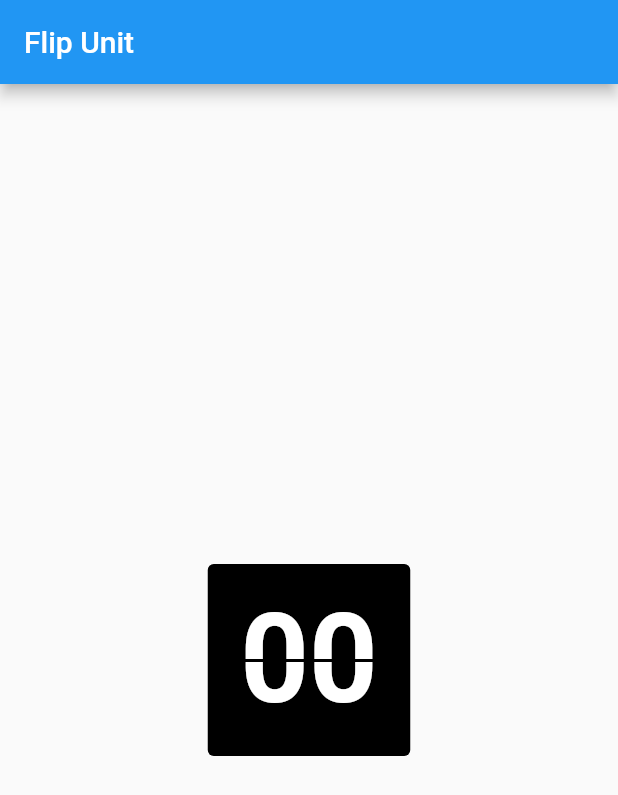
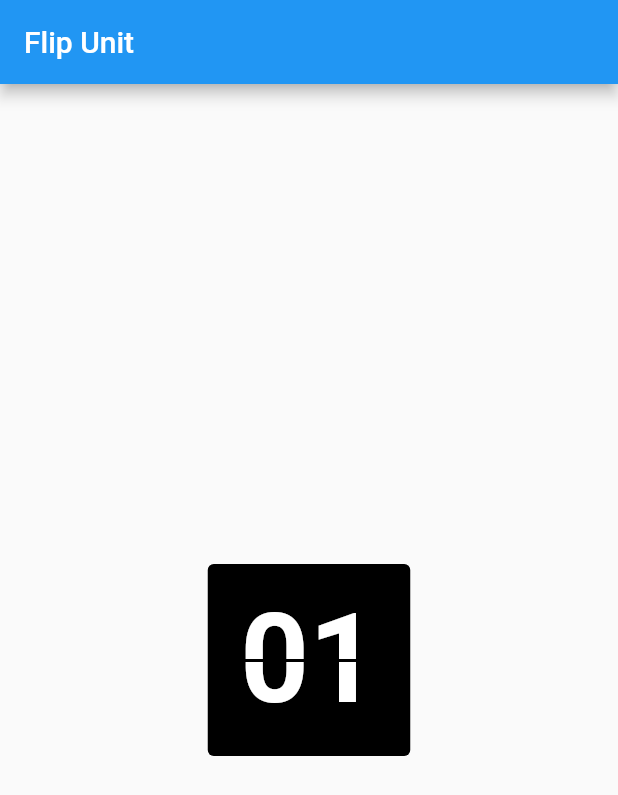
Before and after one commit to mahasak/bigbear_pomodoro_flutter, a Flutter app: the screen it shows after launch, on a phone screen of 412 x 824 dp. Shown: the top 795 px of the screen. Run offline on Flutter 3.47's test engine with Material 2 defaults, Android fonts, the phone set to English and light mode, and no system bars.

Commit message:
refactor flipunit to recieve parameter

```diff
--- a/lib/flipunit.dart
+++ b/lib/flipunit.dart
@@ -5,32 +5,11 @@ import 'dart:async';
 
 class FlipWidget extends StatelessWidget {
   Widget child;
+  final int digit;
 
-  FlipWidget({Key key, this.child}) : super(key: key);
+  FlipWidget({Key key, this.child, this.digit}) : super(key: key);
 
-  Widget v(BuildContext ctx) {
-    return Row(mainAxisAlignment: MainAxisAlignment.center, children: [
-          FlipWidget(
-              child: Text(
-            '0',
-            style: TextStyle(
-                fontWeight: FontWeight.bold,
-                fontSize: 80.0,
-                color: Colors.white),
-          )),
-          Padding(
-            padding: EdgeInsets.only(left: 2.0),
-          ),
-          FlipWidget(
-              child: Text(
-            '1',
-            style: TextStyle(
-                fontWeight: FontWeight.bold,
-                fontSize: 80.0,
-                color: Colors.white),
-          )),
-        ]);
-  }
+  String padZero(int num) => (num < 10) ? "0$num" : "$num";
 
   @override
   Widget build(BuildContext context) {
@@ -47,7 +26,13 @@ class FlipWidget extends StatelessWidget {
               child: Align(
             alignment: Alignment.topCenter,
             heightFactor: 0.5,
-            child: child,
+            child: Text(
+              padZero(digit),
+              style: TextStyle(
+                  fontWeight: FontWeight.bold,
+                  fontSize: 80.0,
+                  color: Colors.white),
+            ),
           )),
           Padding(
             padding: EdgeInsets.only(top: 2.0),
@@ -56,7 +41,13 @@ class FlipWidget extends StatelessWidget {
               child: Align(
             alignment: Alignment.bottomCenter,
             heightFactor: 0.5,
-            child: child,
+            child: Text(
+              padZero(digit),
+              style: TextStyle(
+                  fontWeight: FontWeight.bold,
+                  fontSize: 80.0,
+                  color: Colors.white),
+            ),
           )),
         ]));
   }
@@ -81,10 +72,10 @@ class FlipWidget extends StatelessWidget {
                 heightFactor: 0.5,
                 child: child,
               ))),
-                Padding(
-                  padding: EdgeInsets.only(top: 2.0),
-                ),
-                Container(
+          Padding(
+            padding: EdgeInsets.only(top: 2.0),
+          ),
+          Container(
               alignment: Alignment.center,
               width: 96.0,
               height: 128.0,
--- a/lib/main.dart
+++ b/lib/main.dart
@@ -28,16 +28,6 @@ class MyHomePage extends StatelessWidget {
         appBar: new AppBar(
           title: new Text(title),
         ),
-        body: new Center(
-            child: Row(mainAxisAlignment: MainAxisAlignment.center, children: [
-          FlipWidget(
-              child: Text(
-            '00',
-            style: TextStyle(
-                fontWeight: FontWeight.bold,
-                fontSize: 80.0,
-                color: Colors.white),
-          ))
-            ])));
+        body: new Center(child: FlipWidget(digit: 1)));
   }
 }
```
